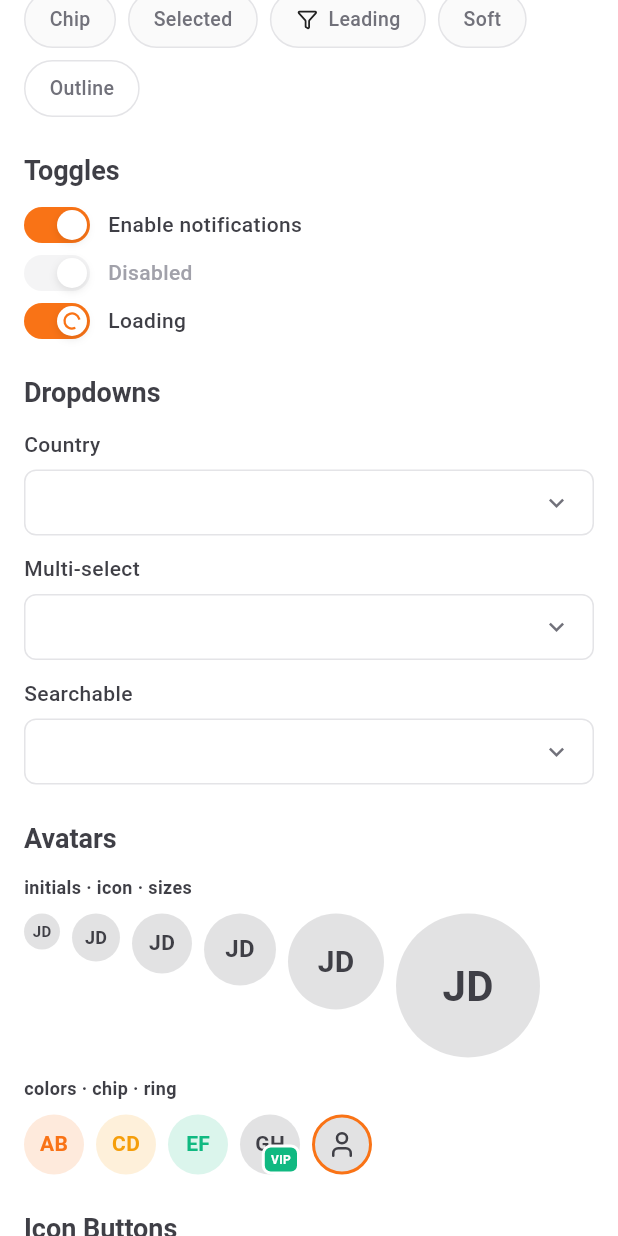
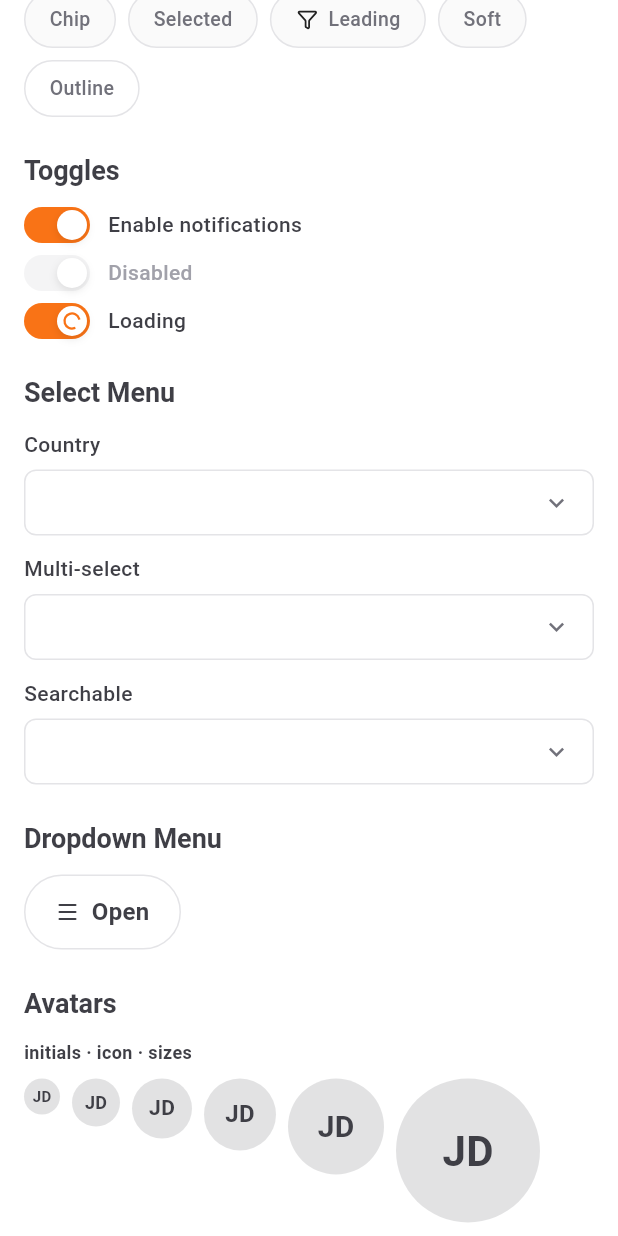
Before and after one commit to donfreddy/nui_flutter, a Flutter app: the screen it shows after launch, scrolled down 3456 dp, on a phone screen of 412 x 824 dp. Run offline on Flutter 3.47's test engine with Material 3 defaults, Android fonts, the light colour scheme and no system bars; our stand-ins replace lucide_icons_flutter.

Commit message:
refactor: replace NDropdown with NSelectMenu and NDropdownMenu components and relocate NEmptyState.

````diff
--- a/example/lib/main.dart
+++ b/example/lib/main.dart
@@ -80,8 +80,11 @@ class _HomePage extends StatelessWidget {
             _SectionTitle('Toggles'),
             _TogglesDemo(),
             SizedBox(height: 24),
-            _SectionTitle('Dropdowns'),
-            _DropdownsDemo(),
+            _SectionTitle('Select Menu'),
+            _SelectMenuDemo(),
+            SizedBox(height: 24),
+            _SectionTitle('Dropdown Menu'),
+            _DropdownMenuDemo(),
             SizedBox(height: 24),
             _SectionTitle('Avatars'),
             _AvatarsDemo(),
@@ -600,57 +603,116 @@ class _TogglesDemoState extends State<_TogglesDemo> {
 }
 
 // ---------------------------------------------------------------------------
-// Dropdowns
+// Select Menu
 // ---------------------------------------------------------------------------
-class _DropdownsDemo extends StatefulWidget {
+class _SelectMenuDemo extends StatefulWidget {
   @override
-  State<_DropdownsDemo> createState() => _DropdownsDemoState();
+  State<_SelectMenuDemo> createState() => _SelectMenuDemoState();
 }
 
-class _DropdownsDemoState extends State<_DropdownsDemo> {
+class _SelectMenuDemoState extends State<_SelectMenuDemo> {
   String? _value;
   List<String> _multi = [];
 
   @override
   Widget build(BuildContext context) {
-    final List<NDropdownItem<String>> items = [
-      const NDropdownItem(
+    final List<NSelectMenuItem<String>> items = [
+      const NSelectMenuItem(
           value: 'cm', label: 'Cameroon', icon: LucideIcons.mapPin),
-      const NDropdownItem(
+      const NSelectMenuItem(
           value: 'ng', label: 'Nigeria', icon: LucideIcons.mapPin),
-      const NDropdownItem(
+      const NSelectMenuItem(
           value: 'fr', label: 'France', icon: LucideIcons.mapPin),
-      NDropdownItem<String>.separator(),
-      const NDropdownItem(value: 'other', label: 'Other'),
+      NSelectMenuItem<String>.separator(),
+      const NSelectMenuItem(value: 'other', label: 'Other'),
     ];
 
     return Column(
       children: [
-        NDropdown<String>(
+        NSelectMenu<String>(
           label: 'Country',
           items: items,
           value: _value,
           onChanged: (v) => setState(() => _value = v),
         ),
         SizedBox(height: 12),
-        NDropdown<String>(
+        NSelectMenu<String>(
           label: 'Multi-select',
           items: [
-            NDropdownItem(value: 'a', label: 'Option A'),
-            NDropdownItem(value: 'b', label: 'Option B'),
-            NDropdownItem(value: 'c', label: 'Option C'),
+            NSelectMenuItem(value: 'a', label: 'Option A'),
+            NSelectMenuItem(value: 'b', label: 'Option B'),
+            NSelectMenuItem(value: 'c', label: 'Option C'),
           ],
           values: _multi,
           onChangedMultiple: (v) => setState(() => _multi = v),
           multiple: true,
         ),
         SizedBox(height: 12),
-        NDropdown<String>(
+        NSelectMenu<String>(
           label: 'Searchable',
           items: items,
           value: _value,
           onChanged: (v) => setState(() => _value = v),
           searchable: true,
+        ),
+      ],
+    );
+  }
+}
+
+// ---------------------------------------------------------------------------
+// Dropdown Menu
+// ---------------------------------------------------------------------------
+class _DropdownMenuDemo extends StatelessWidget {
+  @override
+  Widget build(BuildContext context) {
+    return Column(
+      crossAxisAlignment: CrossAxisAlignment.start,
+      children: [
+        NDropdownMenu(
+          items: [
+            [
+              const NDropdownMenuItem(label: 'Profile', icon: LucideIcons.user),
+              const NDropdownMenuItem(
+                  label: 'Billing', icon: LucideIcons.creditCard),
+              const NDropdownMenuItem(
+                  label: 'Settings', icon: LucideIcons.cog, kbds: [',']),
+            ],
+            [
+              const NDropdownMenuItem(label: 'Team', icon: LucideIcons.users),
+              const NDropdownMenuItem(
+                  label: 'Invite users', icon: LucideIcons.userPlus),
+              const NDropdownMenuItem(
+                  label: 'New team', icon: LucideIcons.plus, kbds: ['⌘', 'N']),
+            ],
+            [
+              const NDropdownMenuItem(
+                  label: 'GitHub', icon: LucideIcons.code),
+              const NDropdownMenuItem(
+                  label: 'Support', icon: LucideIcons.lifeBuoy),
+              const NDropdownMenuItem(
+                  label: 'API', icon: LucideIcons.cloud, disabled: true),
+            ],
+            [
+              NDropdownMenuItem(
+                label: 'Logout',
+                icon: LucideIcons.logOut,
+                color: NDropdownMenuColor.error,
+                kbds: ['⇧', '⌘', 'Q'],
+                onSelect: () {
+                  ScaffoldMessenger.of(context).showSnackBar(
+                    const SnackBar(content: Text('Logged out!')),
+                  );
+                },
+              ),
+            ],
+          ],
+          child: NButton.outline(
+              label: 'Open',
+              leading: const Icon(LucideIcons.menu, size: 16),
+              color: NButtonColor.neutral,
+              onPressed: () {},
+          ),
         ),
       ],
     );
--- a/lib/nui_flutter.dart
+++ b/lib/nui_flutter.dart
@@ -58,6 +58,7 @@ export 'src/components/forms/n_input_theme.dart';
 export 'src/components/forms/n_checkbox.dart';
 export 'src/components/forms/n_radio_group.dart';
 export 'src/components/forms/n_textarea.dart';
+export 'src/components/forms/n_select_menu.dart';
 
 // Layout
 export 'src/components/layout/n_card.dart';
@@ -69,14 +70,14 @@ export 'src/components/elements/n_chip.dart';
 export 'src/components/elements/n_toggle.dart';
 export 'src/components/elements/n_alert.dart';
 export 'src/components/elements/n_icon_button.dart';
-export 'src/components/elements/n_dropdown.dart';
-export 'src/components/elements/n_empty_state.dart';
+export 'src/components/data/n_empty_state.dart';
 export 'src/components/elements/n_skeleton.dart';
 export 'src/components/elements/n_progress.dart';
 export 'src/components/overlay/n_toast.dart';
 
 // Overlay
 export 'src/components/overlay/n_bottom_sheet.dart';
+export 'src/components/overlay/n_dropdown_menu.dart';
 export 'src/components/overlay/n_modal.dart';
 
 // Navigation
--- a/lib/src/components/elements/n_dropdown.dart
+++ b/lib/src/components/forms/n_select_menu.dart
@@ -2,8 +2,8 @@ import 'package:flutter/material.dart';
 import '../../theme/n_tokens.dart';
 import '../../theme/n_component_colors.dart';
 
-/// The size of an [NDropdown], affecting padding and font size.
-enum NDropdownSize {
+/// The size of an [NSelectMenu], affecting padding and font size.
+enum NSelectMenuSize {
   /// Small.
   sm,
 
@@ -14,8 +14,8 @@ enum NDropdownSize {
   lg,
 }
 
-/// The visual style of an [NDropdown].
-enum NDropdownVariant {
+/// The visual style of an [NSelectMenu].
+enum NSelectMenuVariant {
   /// White background with a full border.
   outline,
 
@@ -32,8 +32,8 @@ enum NDropdownVariant {
   none,
 }
 
-/// The row type of an entry in an [NDropdown]'s item list.
-enum NDropdownItemType {
+/// The row type of an entry in an [NSelectMenu]'s item list.
+enum NSelectMenuItemType {
   /// A selectable value row.
   item,
 
@@ -44,8 +44,8 @@ enum NDropdownItemType {
   separator,
 }
 
-/// The semantic color role applied to the focused border of an [NDropdown].
-enum NDropdownColor {
+/// The semantic color role applied to the focused border of an [NSelectMenu].
+enum NSelectMenuColor {
   /// Uses the primary brand color.
   primary,
 
@@ -68,31 +68,31 @@ enum NDropdownColor {
   neutral,
 }
 
-/// A single entry in the list rendered by an [NDropdown].
+/// A single entry in the list rendered by an [NSelectMenu].
 ///
 /// Three special factory constructors simplify creating separators and labels:
 /// ```dart
-/// NDropdownItem.separator()
-/// NDropdownItem.label('Group A')
-/// NDropdownItem(value: 'usd', label: 'US Dollar')
+/// NSelectMenuItem.separator()
+/// NSelectMenuItem.label('Group A')
+/// NSelectMenuItem(value: 'usd', label: 'US Dollar')
 /// ```
-class NDropdownItem<T> {
+class NSelectMenuItem<T> {
   final T? _value;
 
   /// The value of the item.
   ///
   /// Throws a [StateError] if accessed on an item where [type] is
-  /// [NDropdownItemType.separator] or [NDropdownItemType.label].
+  /// [NSelectMenuItemType.separator] or [NSelectMenuItemType.label].
   T get value {
-    if (type == NDropdownItemType.item) return _value as T;
+    if (type == NSelectMenuItemType.item) return _value as T;
     throw StateError('Separator or label items do not have a value.');
   }
 
   /// The text displayed in the menu row.
   final String label;
 
-  /// The type of this entry. Defaults to [NDropdownItemType.item].
-  final NDropdownItemType type;
+  /// The type of this entry. Defaults to [NSelectMenuItemType.item].
+  final NSelectMenuItemType type;
 
   /// An optional icon shown to the left of [label].
   final IconData? icon;
@@ -109,11 +109,11 @@ class NDropdownItem<T> {
   /// An optional secondary description shown below [label].
   final String? description;
 
-  /// Creates a selectable [NDropdownItem] with the given [value] and [label].
-  const NDropdownItem({
+  /// Creates a selectable [NSelectMenuItem] with the given [value] and [label].
+  const NSelectMenuItem({
     required T value,
     required this.label,
-    this.type = NDropdownItemType.item,
+    this.type = NSelectMenuItemType.item,
     this.icon,
     this.avatar,
     this.trailing,
@@ -121,7 +121,7 @@ class NDropdownItem<T> {
     this.description,
   }) : _value = value;
 
-  const NDropdownItem._internal({
+  const NSelectMenuItem._internal({
     required this.type,
     required this.label,
     this.icon,
@@ -132,36 +132,36 @@ class NDropdownItem<T> {
   }) : _value = null;
 
   /// Creates a horizontal separator row.
-  factory NDropdownItem.separator() {
-    return const NDropdownItem._internal(
-        label: '', type: NDropdownItemType.separator);
+  factory NSelectMenuItem.separator() {
+    return const NSelectMenuItem._internal(
+        label: '', type: NSelectMenuItemType.separator);
   }
 
   /// Creates a non-selectable group label row.
-  factory NDropdownItem.label(String label) {
-    return NDropdownItem._internal(label: label, type: NDropdownItemType.label);
+  factory NSelectMenuItem.label(String label) {
+    return NSelectMenuItem._internal(label: label, type: NSelectMenuItemType.label);
   }
 }
 
 /// A styled select / dropdown form field.
 ///
-/// Wraps a tap-triggered overlay menu that shows a list of [NDropdownItem]
+/// Wraps a tap-triggered overlay menu that shows a list of [NSelectMenuItem]
 /// values. Supports single and multiple selection, optional search, clearable
 /// values, loading state, and validation error display.
 ///
 /// ```dart
-/// NDropdown<String>(
+/// NSelectMenu<String>(
 ///   label: 'Currency',
 ///   placeholder: 'Select a currency',
 ///   items: [
-///     NDropdownItem(value: 'xaf', label: 'FCFA'),
-///     NDropdownItem(value: 'usd', label: 'USD'),
+///     NSelectMenuItem(value: 'xaf', label: 'FCFA'),
+///     NSelectMenuItem(value: 'usd', label: 'USD'),
 ///   ],
 ///   value: _currency,
 ///   onChanged: (v) => setState(() => _currency = v),
 /// )
 /// ```
-class NDropdown<T> extends StatefulWidget {
+class NSelectMenu<T> extends StatefulWidget {
   /// An optional label displayed above the field.
   final String? label;
 
@@ -178,7 +178,7 @@ class NDropdown<T> extends StatefulWidget {
   final String? errorText;
 
   /// The list of selectable items.
-  final List<NDropdownItem<T>> items;
+  final List<NSelectMenuItem<T>> items;
 
   /// The currently selected value (single-select mode).
   final T? value;
@@ -213,21 +213,21 @@ class NDropdown<T> extends StatefulWidget {
   /// When `true`, a clear (X) button appears when the field has a value.
   final bool clearable;
 
-  /// The size of the dropdown trigger field. Defaults to [NDropdownSize.md].
-  final NDropdownSize size;
+  /// The size of the dropdown trigger field. Defaults to [NSelectMenuSize.md].
+  final NSelectMenuSize size;
 
-  /// The visual style of the trigger field. Defaults to [NDropdownVariant.outline].
-  final NDropdownVariant variant;
+  /// The visual style of the trigger field. Defaults to [NSelectMenuVariant.outline].
+  final NSelectMenuVariant variant;
 
-  /// The semantic color role applied to the focused border. Defaults to [NDropdownColor.neutral].
-  final NDropdownColor color;
+  /// The semantic color role applied to the focused border. Defaults to [NSelectMenuColor.neutral].
+  final NSelectMenuColor color;
 
   /// When `true`, multiple items can be selected simultaneously.
   /// Use [values] and [onChangedMultiple] in multi-select mode.
   final bool multiple;
 
-  /// Creates an [NDropdown].
-  const NDropdown({
+  /// Creates an [NSelectMenu].
+  const NSelectMenu({
     super.key,
     this.label,
     this.placeholder,
@@ -245,17 +245,17 @@ class NDropdown<T> extends StatefulWidget {
     this.searchable = false,
     this.searchPlaceholder = 'Search...',
     this.clearable = true,
-    this.size = NDropdownSize.md,
-    this.variant = NDropdownVariant.outline,
-    this.color = NDropdownColor.neutral,
+    this.size = NSelectMenuSize.md,
+    this.variant = NSelectMenuVariant.outline,
+    this.color = NSelectMenuColor.neutral,
     this.multiple = false,
   });
 
   @override
-  State<NDropdown<T>> createState() => _NDropdownState<T>();
+  State<NSelectMenu<T>> createState() => _NSelectMenuState<T>();
 }
 
-class _NDropdownState<T> extends State<NDropdown<T>> {
+class _NSelectMenuState<T> extends State<NSelectMenu<T>> {
   final LayerLink _layerLink = LayerLink();
   OverlayEntry? _overlayEntry;
   bool _isOpen = false;
@@ -263,7 +263,8 @@ class _NDropdownState<T> extends State<NDropdown<T>> {
 
   @override
   void dispose() {
-    _removeOverlay();
+    _overlayEntry?.remove();
+    _overlayEntry = null;
     _focusNode.dispose();
     super.dispose();
   }
@@ -351,50 +352,50 @@ class _NDropdownState<T> extends State<NDropdown<T>> {
 
   double _getVerticalPadding() {
     switch (widget.size) {
-      case NDropdownSize.sm:
+      case NSelectMenuSize.sm:
         return 8;
-      case NDropdownSize.md:
+      case NSelectMenuSize.md:
         return 10;
-      case NDropdownSize.lg:
+      case NSelectMenuSize.lg:
         return 12;
     }
   }
 
   double _getHorizontalPadding() {
     switch (widget.size) {
-      case NDropdownSize.sm:
+      case NSelectMenuSize.sm:
         return 12;
-      case NDropdownSize.md:
+      case NSelectMenuSize.md:
         return 14;
-      case NDropdownSize.lg:
+      case NSelectMenuSize.lg:
         return 16;
     }
   }
 
   double _getFontSize() {
     switch (widget.size) {
-      case NDropdownSize.sm:
+      case NSelectMenuSize.sm:
         return 13;
-      case NDropdownSize.md:
+      case NSelectMenuSize.md:
         return 14;
-      case NDropdownSize.lg:
+      case NSelectMenuSize.lg:
         return 15;
     }
   }
 
   bool _showBorder() =>
-      widget.variant == NDropdownVariant.outline ||
-      widget.variant == NDropdownVariant.subtle;
+      widget.variant == NSelectMenuVariant.outline ||
+      widget.variant == NSelectMenuVariant.subtle;
 
   NComponentColor _dropdownComponentColor() {
     return switch (widget.color) {
-      NDropdownColor.primary => NComponentColor.primary,
-      NDropdownColor.secondary => NComponentColor.secondary,
-      NDropdownColor.neutral => NComponentColor.neutral,
-      NDropdownColor.success => NComponentColor.success,
-      NDropdownColor.error => NComponentColor.error,
-      NDropdownColor.warning => NComponentColor.warning,
-      NDropdownColor.info => NComponentColor.info,
+      NSelectMenuColor.primary => NComponentColor.primary,
+      NSelectMenuColor.secondary => NComponentColor.secondary,
+      NSelectMenuColor.neutral => NComponentColor.neutral,
+      NSelectMenuColor.success => NComponentColor.success,
+      NSelectMenuColor.error => NComponentColor.error,
+      NSelectMenuColor.warning => NComponentColor.warning,
+      NSelectMenuColor.info => NComponentColor.info,
     };
   }
 
@@ -419,14 +420,14 @@ class _NDropdownState<T> extends State<NDropdown<T>> {
       }
       return widget.items
           .where((i) =>
-              i.type == NDropdownItemType.item &&
+              i.type == NSelectMenuItemType.item &&
               widget.values!.contains(i.value))
           .map((i) => i.label)
           .join(', ');
     }
     if (widget.value == null) return widget.placeholder ?? '';
-    final match = widget.items.cast<NDropdownItem<T>?>().firstWhere(
-          (i) => i!.type == NDropdownItemType.item && i.value == widget.value,
+    final match = widget.items.cast<NSelectMenuItem<T>?>().firstWhere(
+          (i) => i!.type == NSelectMenuItemType.item && i.value == widget.value,
           orElse: () => null,
         );
     return match?.label ?? widget.placeholder ?? '';
@@ -448,8 +449,8 @@ class _NDropdownState<T> extends State<NDropdown<T>> {
           size: 18, color: NTokens.textMuted(context));
     }
     if (!widget.multiple && widget.value != null) {
-      final selectedItem = widget.items.cast<NDropdownItem<T>?>().firstWhere(
-            (i) => i!.type == NDropdownItemType.item && i.value == widget.value,
+      final selectedItem = widget.items.cast<NSelectMenuItem<T>?>().firstWhere(
+            (i) => i!.type == NSelectMenuItemType.item && i.value == widget.value,
             orElse: () => null,
           );
       if (selectedItem?.avatar != null) return selectedItem!.avatar;
@@ -561,7 +562,7 @@ class _NDropdownState<T> extends State<NDropdown<T>> {
 }
 
 class _DropdownMenu<T> extends StatefulWidget {
-  final List<NDropdownItem<T>> items;
+  final List<NSelectMenuItem<T>> items;
   final T? selectedValue;
   final List<T> selectedValues;
   final bool multiple;
@@ -585,7 +586,7 @@ class _DropdownMenu<T> extends StatefulWidget {
 
 class _DropdownMenuState<T> extends State<_DropdownMenu<T>> {
   final TextEditingController _searchController = TextEditingController();
-  List<NDropdownItem<T>> _filteredItems = [];
+  List<NSelectMenuItem<T>> _filteredItems = [];
 
   @override
   void initState() {
@@ -607,8 +608,8 @@ class _DropdownMenuState<T> extends State<_DropdownMenu<T>> {
       } else {
         _filteredItems = widget.items
             .where((item) =>
-                item.type == NDropdownItemType.separator ||
-                item.type == NDropdownItemType.label ||
+                item.type == NSelectMenuItemType.separator ||
+                item.type == NSelectMenuItemType.label ||
                 item.label
                     .toLowerCase()
                     .contains(_searchController.text.toLowerCase()))
@@ -684,7 +685,7 @@ class _DropdownMenuState<T> extends State<_DropdownMenu<T>> {
               itemCount: _filteredItems.length,
               itemBuilder: (context, index) {
                 final item = _filteredItems[index];
-                if (item.type == NDropdownItemType.separator) {
+                if (item.type == NSelectMenuItemType.separator) {
                   return Padding(
                     padding: const EdgeInsets.symmetric(vertical: 4),
                     child: Divider(
@@ -693,7 +694,7 @@ class _DropdownMenuState<T> extends State<_DropdownMenu<T>> {
                         color: NTokens.borderMuted(context)),
                   );
                 }
-                if (item.type == NDropdownItemType.label) {
+                if (item.type == NSelectMenuItemType.label) {
                   return Padding(
                     padding:
                         const EdgeInsets.symmetric(horizontal: 12, vertical: 8),
````
Also changed, not shown: lib/src/components/overlay/n_dropdown_menu.dart (added, +360 -0 lines), lib/src/components/data/n_empty_state.dart (renamed from lib/src/components/elements/n_empty_state.dart).
